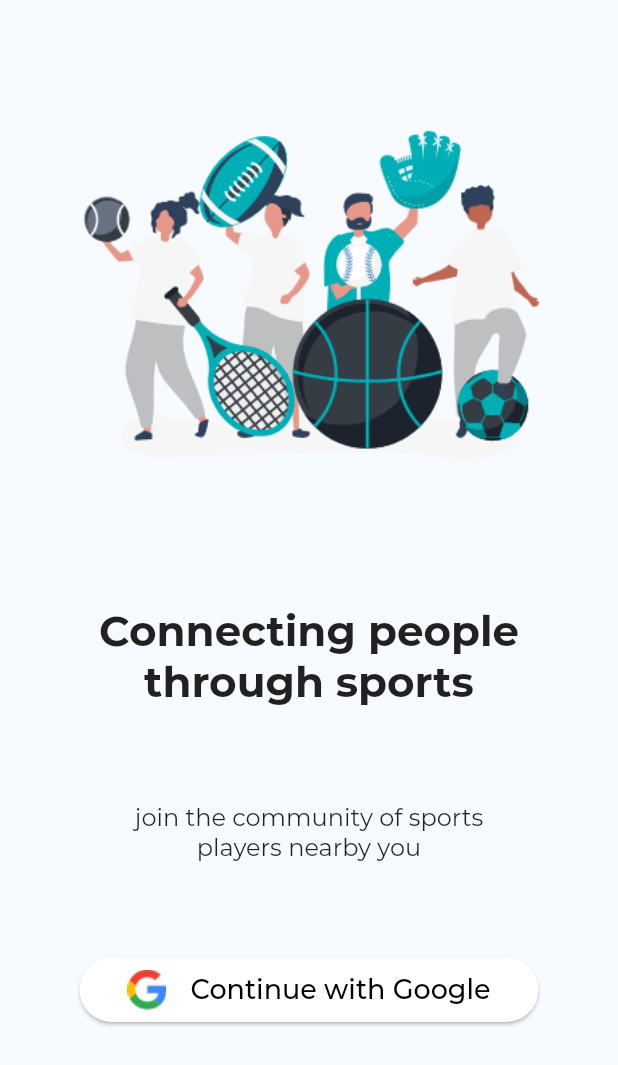
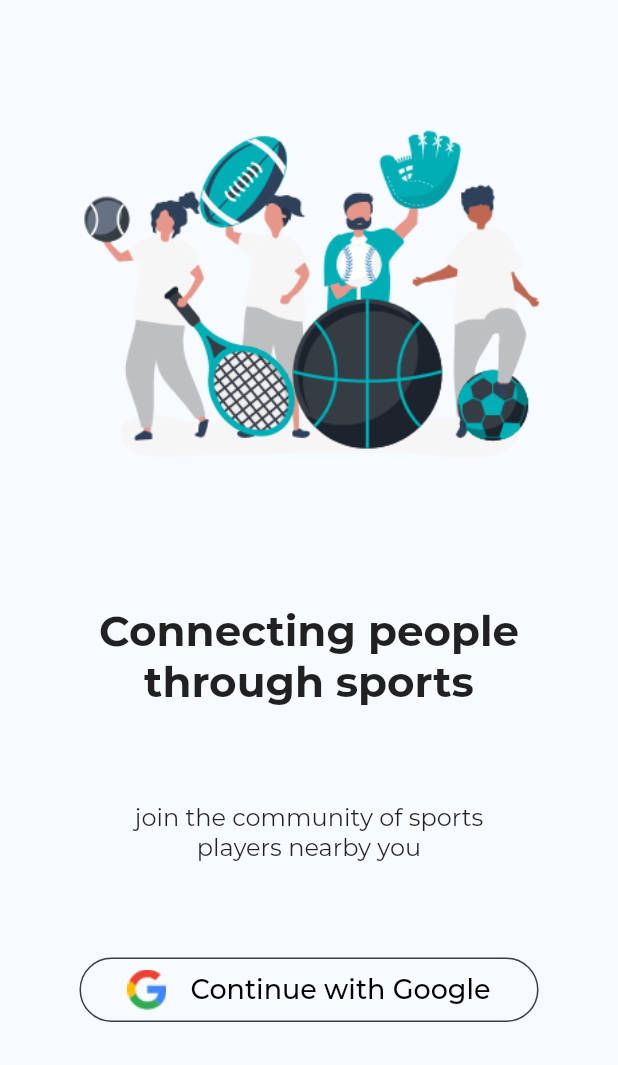
Before and after one commit to Runbhumi/Runbhumi, a Flutter app: the GauthPage screen opened by its route, on a phone screen of 412 x 824 dp. Shown: the top 1065 px of the screen. Run offline on Flutter 3.47's test engine with Material 2 defaults, Android fonts, the phone set to English and light mode, and no system bars; our stand-ins replace bubble_tab_indicator, cloud_firestore, datetime_picker_formfield, firebase_auth, firebase_core, firebase_messaging and 8 more; accounts and stored records are empty; project files that could hold a hidden picture were left out.

Commit message:
changed the o auth btn

```diff
--- a/lib/widget/googleOauth.dart
+++ b/lib/widget/googleOauth.dart
@@ -19,7 +19,7 @@ class _GoogleOauthState extends State<GoogleOauth> {
     return Row(
       mainAxisAlignment: MainAxisAlignment.center,
       children: [
-        RaisedButton(
+        OutlineButton(
           color: Colors.white,
           onPressed: () async {
             setState(() => state = true);
@@ -27,7 +27,9 @@ class _GoogleOauthState extends State<GoogleOauth> {
               Navigator.pushReplacementNamed(context, "/mainapp");
             });
           },
-          elevation: 1,
+          borderSide: BorderSide(
+            color: Theme.of(context).backgroundColor,
+          ),
           child: Center(
             child: Row(
               mainAxisAlignment: MainAxisAlignment.center,
```
